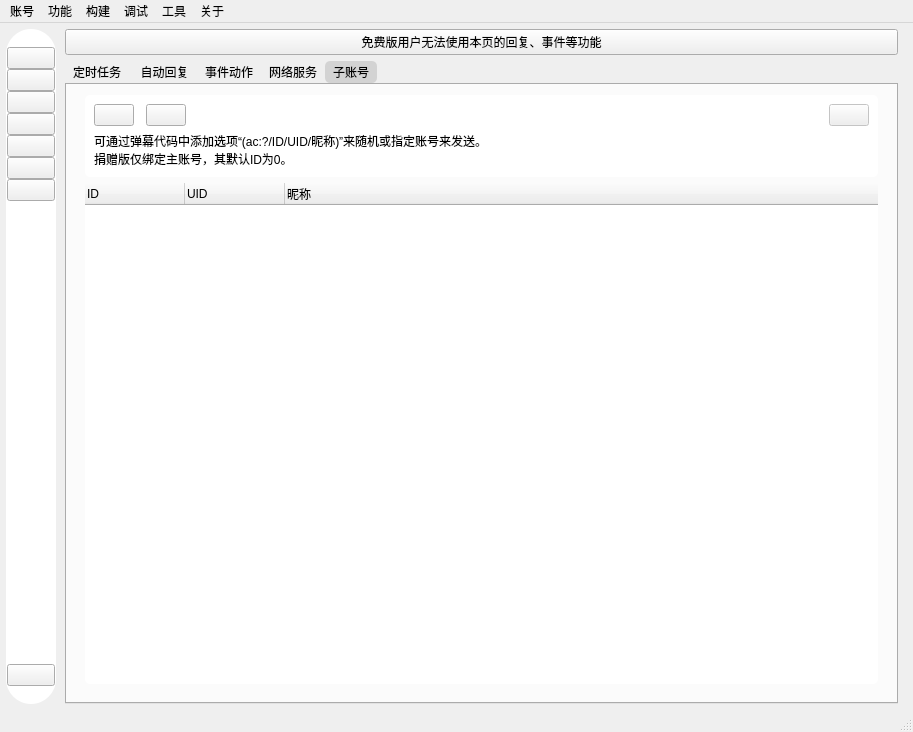
iwxyi/Bilibili-MagicalDanmaku, file mainwindow/mainwindow.ui: the form before one commit.
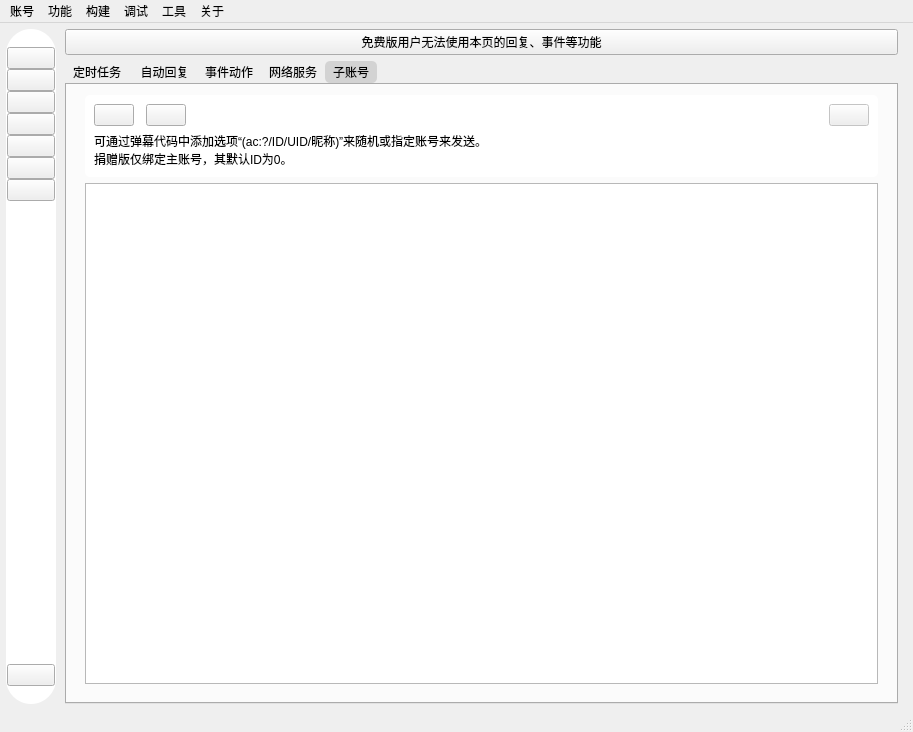
The form after the commit. Icons and pictures are not drawn. Custom widgets are drawn as their Qt base class.

What changed in the file:
```diff
--- a/mainwindow/mainwindow.ui
+++ b/mainwindow/mainwindow.ui
@@ -10475,7 +10475,7 @@
              </widget>
             </item>
             <item>
-             <widget class="QTreeWidget" name="subAccountTreeWidget">
+             <widget class="QTableWidget" name="subAccountTableWidget">
               <property name="styleSheet">
                <string notr="true">#subAccountTreeWidget
 {
@@ -10484,21 +10484,6 @@
 	border-radius: 5px;
 }</string>
               </property>
-              <column>
-               <property name="text">
-                <string>ID</string>
-               </property>
-              </column>
-              <column>
-               <property name="text">
-                <string>UID</string>
-               </property>
-              </column>
-              <column>
-               <property name="text">
-                <string>昵称</string>
-               </property>
-              </column>
              </widget>
             </item>
            </layout>
```
